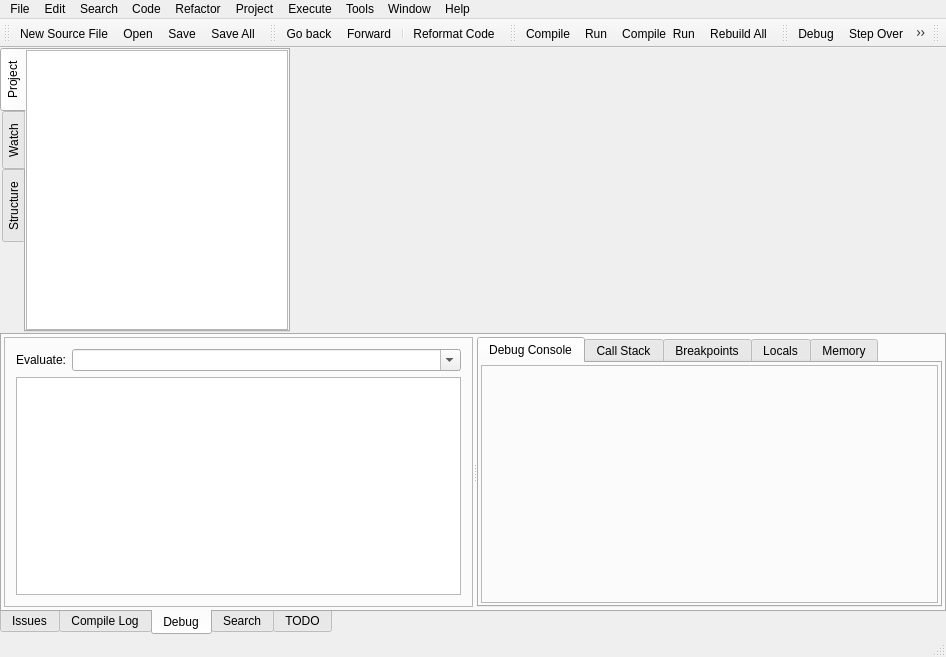
The window that RedPandaIDE/mainwindow.ui (royqh1979/RedPanda-CPP) describes before a commit, drawn with Qt 5.
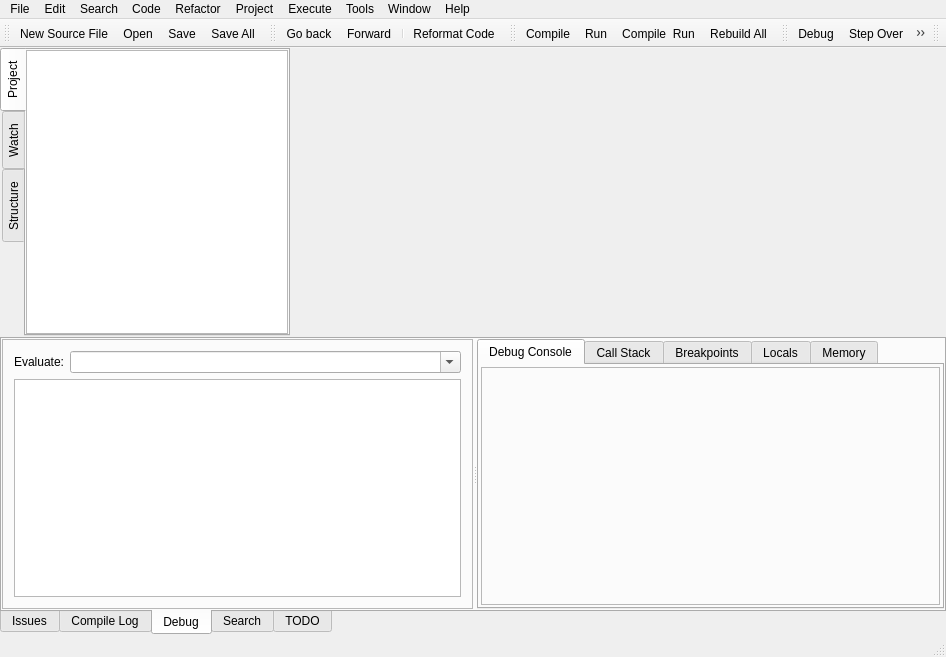
The same window after the commit. The open tabs and pages were chosen to show the change. Icons and pictures are not drawn. Custom widgets are drawn as their Qt base class.

The edit to the form file:
```diff
--- a/RedPandaIDE/mainwindow.ui
+++ b/RedPandaIDE/mainwindow.ui
@@ -388,16 +388,16 @@
         </attribute>
         <layout class="QHBoxLayout" name="horizontalLayout_4">
          <property name="leftMargin">
-          <number>2</number>
+          <number>0</number>
          </property>
          <property name="topMargin">
-          <number>2</number>
+          <number>0</number>
          </property>
          <property name="rightMargin">
-          <number>2</number>
+          <number>0</number>
          </property>
          <property name="bottomMargin">
-          <number>2</number>
+          <number>0</number>
          </property>
          <item>
           <widget class="QSplitter" name="splitter">
```
Left out of the diff: 2 changed lines with no effect on the pictures.
